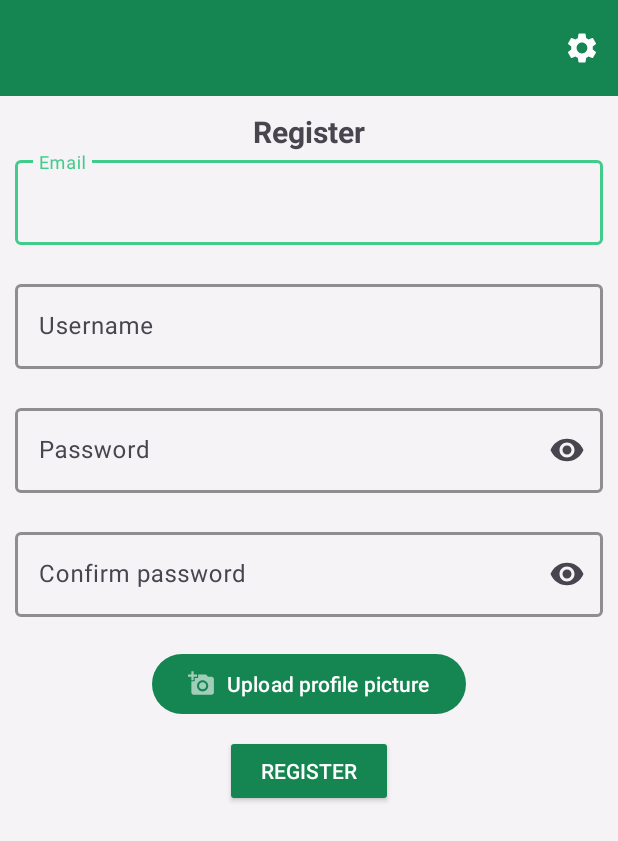
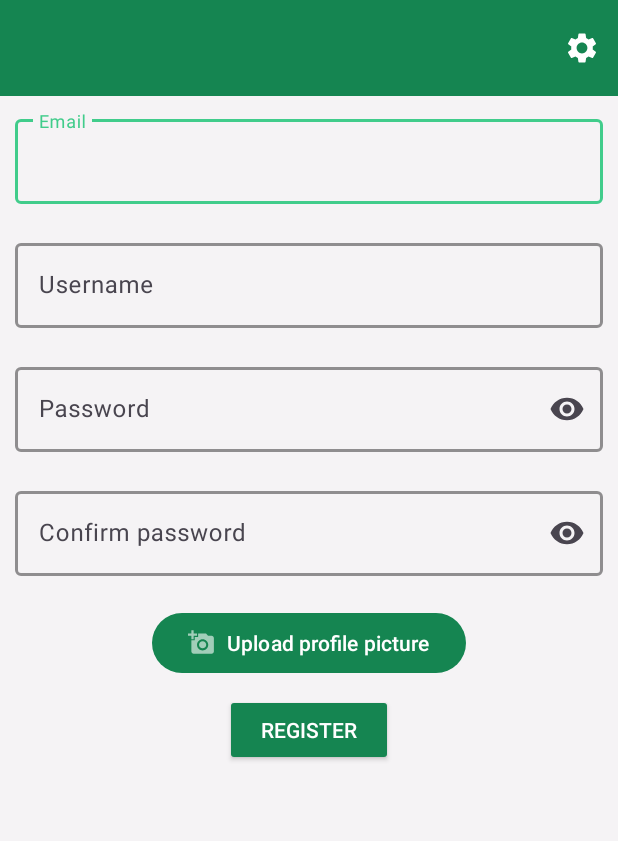
Before and after one commit to saarazari5/whatsapp_clone_android, an Android app: the screen it shows after launch (MainActivity), on a phone screen of 412 x 824 dp. Shown: the top 841 px of the screen. Run offline under Robolectric (Android 15) with nearby library versions, the phone set to English and light mode, and no system bars; our stand-ins replace Room's generated code.

Commit message:
deleted the register headline as saar asked

```diff
--- a/app/src/main/res/layout/fragment_register.xml
+++ b/app/src/main/res/layout/fragment_register.xml
@@ -24,15 +24,6 @@
             app:layout_constraintStart_toStartOf="parent"
             app:layout_constraintTop_toTopOf="parent">
 
-
-            <TextView
-                android:id="@+id/registerHeadline"
-                android:layout_width="wrap_content"
-                android:layout_height="wrap_content"
-                android:layout_gravity="center"
-                android:text="@string/register"
-                android:textSize="20sp"
-                android:textStyle="bold" />
 
 
             <com.google.android.material.textfield.TextInputLayout
```
